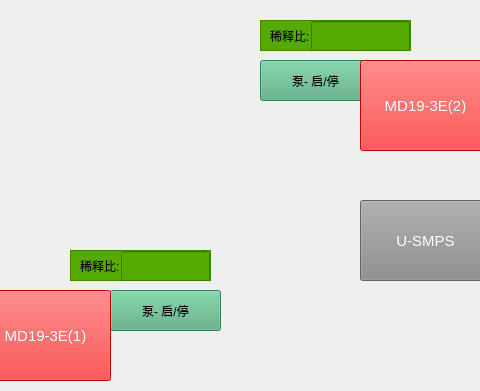
Before: the Qt Designer form mainstartup.ui in walkblank/measureTool, drawn with Qt 5; both pictures show x 240 to 720 and y 120 to 511 of the 1162 by 684 pixel window.
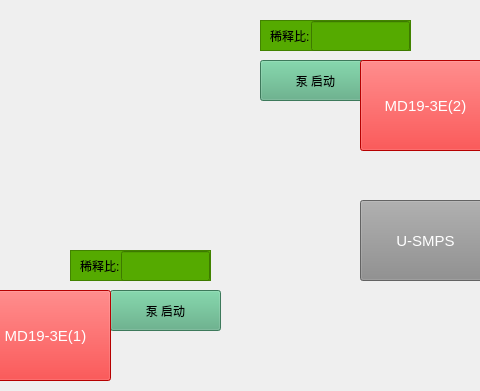
After: the same form once the commit is applied. Icons and pictures are not drawn.

```diff
--- a/mainstartup.ui
+++ b/mainstartup.ui
@@ -142,7 +142,7 @@
      <string notr="true">background-color: rgb(85, 170, 127);</string>
     </property>
     <property name="text">
-     <string>泵- 启/停</string>
+     <string>泵 启动</string>
     </property>
    </widget>
    <widget class="QPushButton" name="startMd1Btn">
@@ -158,7 +158,7 @@
      <string notr="true">background-color: rgb(85, 170, 127);</string>
     </property>
     <property name="text">
-     <string>泵- 启/停</string>
+     <string>泵 启动</string>
     </property>
    </widget>
    <widget class="QPushButton" name="openMd2Btn">
```
